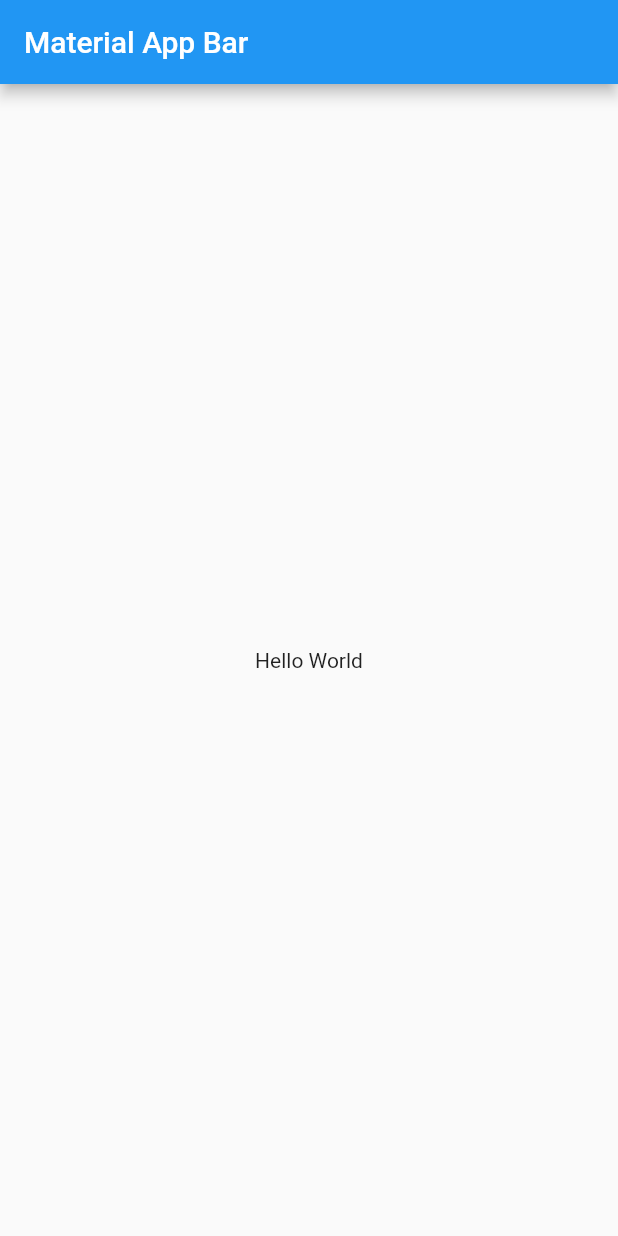
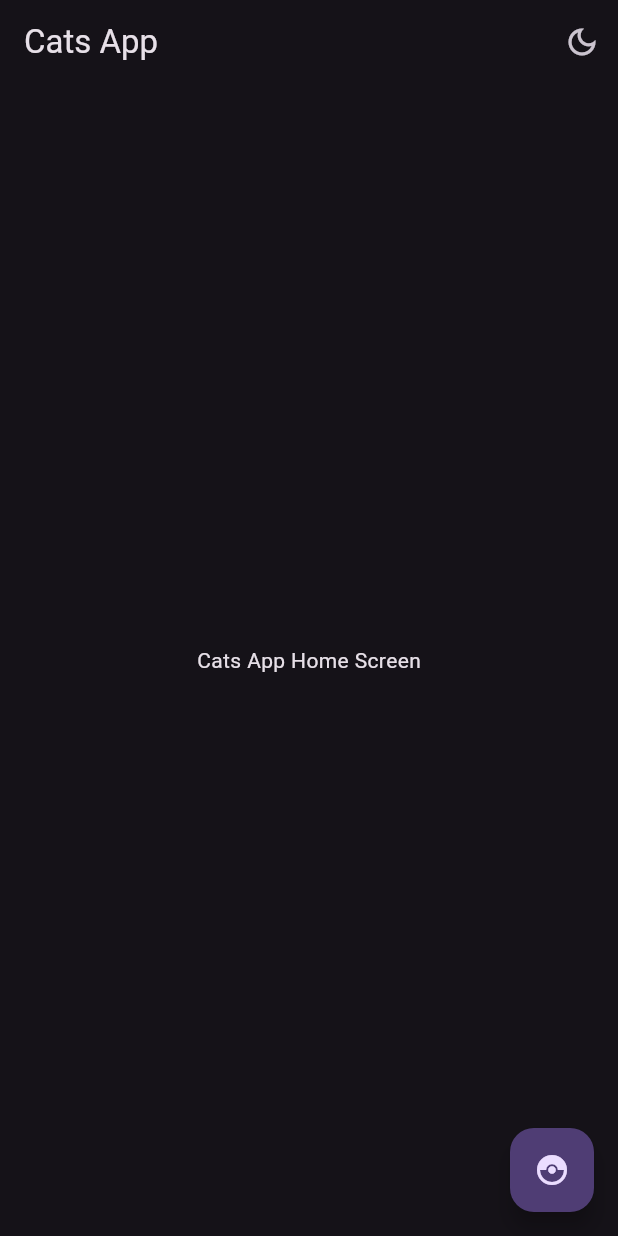
Before and after one commit to paulmrg-461/cat_breeds_app, a Flutter app: the screen it shows after launch, on a phone screen of 412 x 824 dp. Run offline on Flutter 3.47's test engine with Material 2 defaults, Android fonts, the phone set to English and light mode, and no system bars.

Commit message:
Feat: AppTheme: Config dark and light themes

```diff
--- /dev/null
+++ b/lib/config/routes/app_routes.dart
@@ -0,0 +1,9 @@
+import 'package:flutter/material.dart';
+import 'package:pragma_flutter_cats_app/presentation/screens/home/home_screen.dart';
+
+class AppRoutes {
+  static const initialRoute = 'home';
+  static Map<String, Widget Function(BuildContext)> routes = {
+    'home': (BuildContext context) => const HomeScreen(),
+  };
+}
--- /dev/null
+++ b/lib/config/theme/app_theme.dart
@@ -0,0 +1,16 @@
+import 'package:flutter/material.dart';
+
+class AppTheme {
+  final bool isDarkmode;
+
+  AppTheme({
+    this.isDarkmode = true,
+  });
+
+  ThemeData getTheme() => ThemeData(
+        useMaterial3: true,
+        brightness: isDarkmode ? Brightness.dark : Brightness.light,
+        colorSchemeSeed: Colors.deepPurple,
+        appBarTheme: const AppBarTheme(centerTitle: false),
+      );
+}
--- a/lib/main.dart
+++ b/lib/main.dart
@@ -1,4 +1,6 @@
 import 'package:flutter/material.dart';
+import 'package:pragma_flutter_cats_app/config/routes/app_routes.dart';
+import 'package:pragma_flutter_cats_app/config/theme/app_theme.dart';
 
 void main() => runApp(const MyApp());
 
@@ -8,15 +10,9 @@ class MyApp extends StatelessWidget {
   @override
   Widget build(BuildContext context) {
     return MaterialApp(
-      title: 'Material App',
-      home: Scaffold(
-        appBar: AppBar(
-          title: const Text('Material App Bar'),
-        ),
-        body: const Center(
-          child: Text('Hello World'),
-        ),
-      ),
-    );
+        title: 'Pragma Cats App',
+        initialRoute: AppRoutes.initialRoute,
+        routes: AppRoutes.routes,
+        theme: AppTheme().getTheme());
   }
 }
--- /dev/null
+++ b/lib/presentation/screens/home/home_screen.dart
@@ -0,0 +1,25 @@
+import 'package:flutter/material.dart';
+
+class HomeScreen extends StatelessWidget {
+  const HomeScreen({super.key});
+
+  @override
+  Widget build(BuildContext context) {
+    return Scaffold(
+      appBar: AppBar(
+        title: const Text('Cats App'),
+        actions: [
+          IconButton(
+              onPressed: () {}, icon: const Icon(Icons.dark_mode_outlined))
+        ],
+      ),
+      body: const Center(
+        child: Text('Cats App Home Screen'),
+      ),
+      floatingActionButton: FloatingActionButton(
+        onPressed: () {},
+        child: const Icon(Icons.catching_pokemon),
+      ),
+    );
+  }
+}
```
